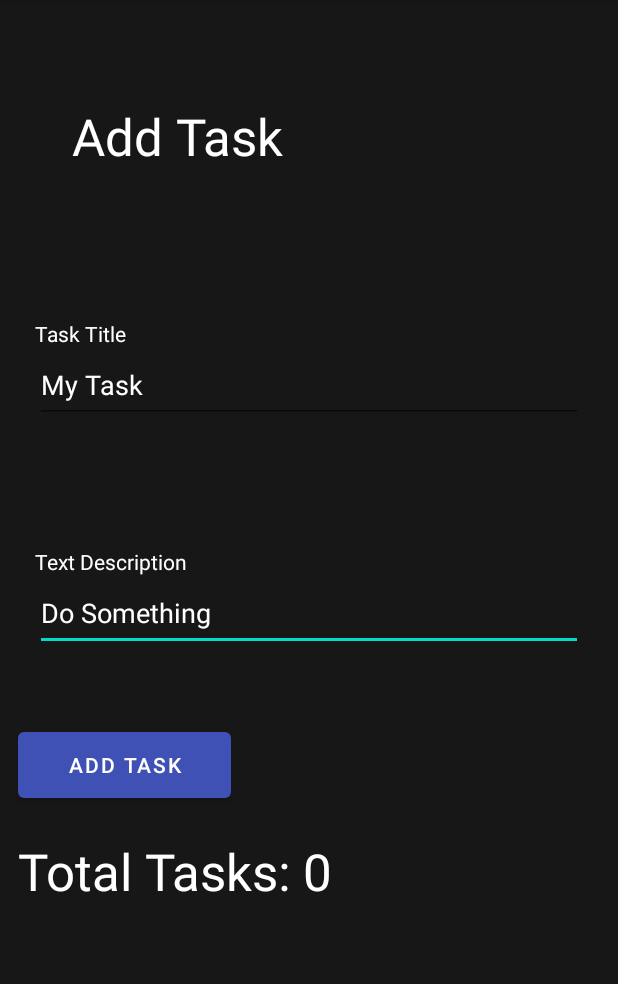
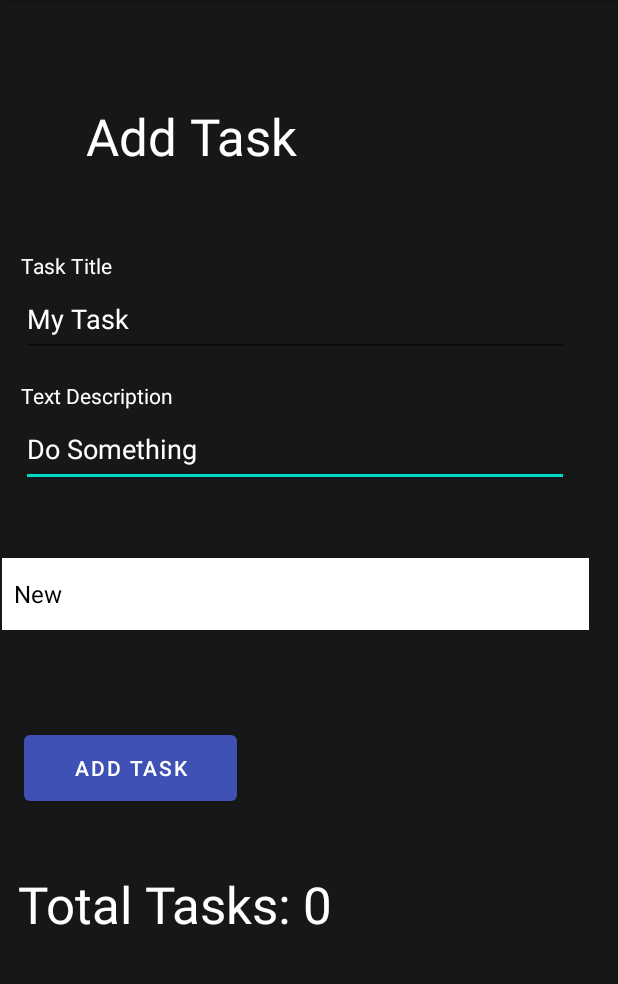
Before and after one commit to RogerMReyes/taskmaster, an Android app: the screen it shows after launch (AddTask), after a tap on "ADD TASK", on a phone screen of 412 x 824 dp, the part 84-1068 px from its top. Run offline under Robolectric (Android 15) with nearby library versions, the phone set to English and light mode, and no system bars; our stand-ins replace Room's generated code.

Commit message:
Completed Lab 29

```diff
--- a/app/build.gradle
+++ b/app/build.gradle
@@ -28,6 +28,10 @@ android {
 }
 
 dependencies {
+    def room_version = "2.4.2"
+
+    implementation "androidx.room:room-runtime:$room_version"
+    annotationProcessor "androidx.room:room-compiler:$room_version"
 
     implementation 'androidx.appcompat:appcompat:1.4.2'
     implementation 'com.google.android.material:material:1.6.1'
--- a/app/src/main/java/com/rrd12/taskmaster/activities/AddTask.java
+++ b/app/src/main/java/com/rrd12/taskmaster/activities/AddTask.java
@@ -1,24 +1,65 @@
 package com.rrd12.taskmaster.activities;
 
 import androidx.appcompat.app.AppCompatActivity;
+import androidx.room.Room;
 
 import android.os.Bundle;
+import android.widget.ArrayAdapter;
 import android.widget.Button;
-import android.widget.TextView;
+import android.widget.EditText;
+import android.widget.Spinner;
+import android.widget.Toast;
 
 import com.rrd12.taskmaster.R;
+import com.rrd12.taskmaster.database.TaskMasterDatabase;
+import com.rrd12.taskmaster.models.StateEnum;
+import com.rrd12.taskmaster.models.Task;
+
+import java.util.Date;
 
 public class AddTask extends AppCompatActivity {
+
+    TaskMasterDatabase taskMasterDatabase;
+    public static final String DATABASE_NAME = "task_list";
 
     @Override
     protected void onCreate(Bundle savedInstanceState) {
         super.onCreate(savedInstanceState);
         setContentView(R.layout.activity_add_task);
 
-        Button addTask = AddTask.this.findViewById(R.id.addTask);
+        taskMasterDatabase = Room.databaseBuilder(
+                        getApplicationContext(),
+                        TaskMasterDatabase.class,
+                        DATABASE_NAME)
+                .allowMainThreadQueries()
+                .fallbackToDestructiveMigration()
+                .build();
+
+        setUpSpinner();
+        setUpAddButton(taskMasterDatabase);
+    }
+
+    private void setUpSpinner() {
+        Spinner taskStateSpinner = findViewById(R.id.taskStateSpinner);
+        taskStateSpinner.setAdapter(new ArrayAdapter<>(
+                this,
+                androidx.appcompat.R.layout.support_simple_spinner_dropdown_item,
+                StateEnum.values()
+        ));
+    }
+
+    private void setUpAddButton(TaskMasterDatabase database){
+        Button addTask = AddTask.this.findViewById(R.id.addTaskB);
+        Spinner taskStateSpinner = findViewById(R.id.taskStateSpinner);
         addTask.setOnClickListener(v -> {
-            TextView submitted = AddTask.this.findViewById(R.id.addTaskPopup);
-            submitted.setText("Submitted");
+            String taskTitleInput = ((EditText)findViewById(R.id.taskTitleInput)).getText().toString();
+            String taskBodyInput = ((EditText) findViewById(R.id.taskBodyInput)).getText().toString();
+            Date newDate = new Date();
+            StateEnum state = StateEnum.fromString(taskStateSpinner.getSelectedItem().toString());
+
+            Task newTask = new Task(taskTitleInput,taskBodyInput,newDate, state);
+            database.taskDao().insertATask(newTask);
+            Toast.makeText(AddTask.this, "Task Added", Toast.LENGTH_SHORT).show();
         });
     }
 }
--- a/app/src/main/java/com/rrd12/taskmaster/activities/MainActivity.java
+++ b/app/src/main/java/com/rrd12/taskmaster/activities/MainActivity.java
@@ -3,6 +3,7 @@ package com.rrd12.taskmaster.activities;
 import androidx.appcompat.app.AppCompatActivity;
 import androidx.recyclerview.widget.LinearLayoutManager;
 import androidx.recyclerview.widget.RecyclerView;
+import androidx.room.Room;
 
 import android.content.Intent;
 import android.content.SharedPreferences;
@@ -13,6 +14,7 @@ import android.widget.TextView;
 
 import com.rrd12.taskmaster.R;
 import com.rrd12.taskmaster.adapter.TaskListRecViewAdapter;
+import com.rrd12.taskmaster.database.TaskMasterDatabase;
 import com.rrd12.taskmaster.models.Task;
 
 import java.util.ArrayList;
@@ -21,9 +23,13 @@ import java.util.List;
 public class MainActivity extends AppCompatActivity {
 
     SharedPreferences preferences;
+    TaskMasterDatabase taskMasterDatabase;
     public static final String TASK_TITLE = "Task Title";
     public static final String TASK_BODY = "Task Body";
     public static final String TASK_STATE = "Task State";
+    public static final String DATABASE_NAME = "task_list";
+    TaskListRecViewAdapter adapter;
+    List<Task> tasks = null;
 
     @Override
     protected void onCreate(Bundle savedInstanceState) {
@@ -31,6 +37,15 @@ public class MainActivity extends AppCompatActivity {
         setContentView(R.layout.activity_main);
 
         preferences = PreferenceManager.getDefaultSharedPreferences(this);
+
+        taskMasterDatabase = Room.databaseBuilder(
+                        getApplicationContext(),
+                        TaskMasterDatabase.class,
+                        DATABASE_NAME)
+                .allowMainThreadQueries()
+                .fallbackToDestructiveMigration()
+                .build();
+        tasks = taskMasterDatabase.taskDao().findAll();
 
         simpleButtonActivity(R.id.addTaskButton, AddTask.class);
         simpleButtonActivity(R.id.allTasksButton, AllTasks.class);
@@ -42,6 +57,10 @@ public class MainActivity extends AppCompatActivity {
     protected void onResume() {
         super.onResume();
         updateUsername();
+
+        tasks.clear();
+        tasks.addAll(taskMasterDatabase.taskDao().findAll());
+        adapter.notifyDataSetChanged();
     }
 
     private <T> void simpleButtonActivity(int id, Class<T> c){
@@ -65,17 +84,17 @@ public class MainActivity extends AppCompatActivity {
         RecyclerView.LayoutManager layoutManager = new LinearLayoutManager(this);
         taskList.setLayoutManager(layoutManager);
 
-        List<Task> tasks = new ArrayList<>();
+//        List<Task> tasks = new ArrayList<>();
 
-        tasks.add(new Task("Task One","Task One","new"));
-        tasks.add(new Task("Task Two","Task Two","new"));
-        tasks.add(new Task("Task Three","Task Three","new"));
-        tasks.add(new Task("Task Four","Task Four","new"));
-        tasks.add(new Task("Task Five","Task Five","new"));
-        tasks.add(new Task("Task Six","Task Six","new"));
-        tasks.add(new Task("Task Seven","Task Seven","new"));
+//        tasks.add(new Task("Task One","Task One","new"));
+//        tasks.add(new Task("Task Two","Task Two","new"));
+//        tasks.add(new Task("Task Three","Task Three","new"));
+//        tasks.add(new Task("Task Four","Task Four","new"));
+//        tasks.add(new Task("Task Five","Task Five","new"));
+//        tasks.add(new Task("Task Six","Task Six","new"));
+//        tasks.add(new Task("Task Seven","Task Seven","new"));
 
-        TaskListRecViewAdapter adapter = new TaskListRecViewAdapter(tasks, this);
+        adapter = new TaskListRecViewAdapter(tasks, this);
         taskList.setAdapter(adapter);
     }
 }
--- a/app/src/main/java/com/rrd12/taskmaster/adapter/TaskListRecViewAdapter.java
+++ b/app/src/main/java/com/rrd12/taskmaster/adapter/TaskListRecViewAdapter.java
@@ -39,7 +39,7 @@ public class TaskListRecViewAdapter extends RecyclerView.Adapter<TaskListRecView
         TextView taskFragView = holder.itemView.findViewById(R.id.taskFragView);
         String taskTitle = tasks.get(position).getTitle();
         String taskBody = tasks.get(position).getBody();
-        String taskState = tasks.get(position).getState();
+        String taskState = tasks.get(position).getState().toString();
         taskFragView.setText("-" + taskTitle);
 
         View taskView = holder.itemView;
--- /dev/null
+++ b/app/src/main/java/com/rrd12/taskmaster/dao/TaskDao.java
@@ -0,0 +1,21 @@
+package com.rrd12.taskmaster.dao;
+
+import androidx.room.Dao;
+import androidx.room.Insert;
+import androidx.room.Query;
+
+import com.rrd12.taskmaster.models.Task;
+
+import java.util.List;
+
+@Dao
+public interface TaskDao {
+    @Insert
+    void insertATask(Task task);
+
+    @Query("SELECT * FROM Task")
+    List<Task> findAll();
+
+    @Query("SELECT * FROM Task WHERE id = :id")
+    Task findByAnId(Long id);
+}
--- /dev/null
+++ b/app/src/main/java/com/rrd12/taskmaster/database/TaskMasterDatabase.java
@@ -0,0 +1,14 @@
+package com.rrd12.taskmaster.database;
+
+import androidx.room.Database;
+import androidx.room.RoomDatabase;
+import androidx.room.TypeConverters;
+
+import com.rrd12.taskmaster.dao.TaskDao;
+import com.rrd12.taskmaster.models.Task;
+
+@Database(entities = {Task.class}, version = 1)
+@TypeConverters({TaskMasterDatabaseConverters.class})
+public abstract class TaskMasterDatabase extends RoomDatabase {
+    public abstract TaskDao taskDao();
+}
--- /dev/null
+++ b/app/src/main/java/com/rrd12/taskmaster/database/TaskMasterDatabaseConverters.java
@@ -0,0 +1,17 @@
+package com.rrd12.taskmaster.database;
+
+import androidx.room.TypeConverter;
+
+import java.util.Date;
+
+public class TaskMasterDatabaseConverters {
+    @TypeConverter
+    public static Date fromTimeStamp(Long value){
+        return value == null ? null : new Date(value);
+    }
+
+    @TypeConverter
+    public static Long dateToTimeStamps(Date date){
+        return date == null ? null : date.getTime();
+    }
+}
--- /dev/null
+++ b/app/src/main/java/com/rrd12/taskmaster/models/StateEnum.java
@@ -0,0 +1,38 @@
+package com.rrd12.taskmaster.models;
+
+import androidx.annotation.NonNull;
+
+public enum StateEnum {
+    NEW("New"),
+    ASSIGNED("Assigned"),
+    IN_PROGRESS("In Progress"),
+    COMPLETE("Complete");
+
+    private final String stateText;
+
+    StateEnum(String stateText) {
+        this.stateText = stateText;
+    }
+
+    public static StateEnum fromString(String possibleStateText){
+        for(StateEnum state : StateEnum.values()){
+            if(state.stateText.equals(possibleStateText)){
+                return state;
+            }
+        }
+        return null;
+    }
+
+    @NonNull
+    @Override
+    public String toString() {
+        if(stateText == null){
+            return "";
+        }
+        return stateText;
+    }
+
+    public String getStateText() {
+        return stateText;
+    }
+}
--- a/app/src/main/java/com/rrd12/taskmaster/models/Task.java
+++ b/app/src/main/java/com/rrd12/taskmaster/models/Task.java
@@ -1,22 +1,34 @@
 package com.rrd12.taskmaster.models;
 
+import androidx.room.Entity;
+import androidx.room.Ignore;
+import androidx.room.PrimaryKey;
+
+import java.util.Date;
+
+@Entity
 public class Task {
 
+    @PrimaryKey(autoGenerate = true)
+    public Long id;
     String title;
     String body;
-    String state;
+    Date dateCreated;
+    StateEnum state;
 
+    @Ignore
     public Task() {
     }
-
+    @Ignore
     public Task(String title) {
         this.title = title;
     }
 
-    public Task(String _title, String _body, String _state) {
-        this.title = _title;
-        this.body = _body;
-        this.state = _state;
+    public Task(String title, String body, Date dateCreated, StateEnum state) {
+        this.title = title;
+        this.body = body;
+        this.dateCreated = dateCreated;
+        this.state = state;
     }
 
     public String getTitle() {
@@ -35,11 +47,27 @@ public class Task {
         this.body = body;
     }
 
-    public String getState() {
+    public Long getId() {
+        return id;
+    }
+
+    public void setId(Long id) {
+        this.id = id;
+    }
+
+    public StateEnum getState() {
         return state;
     }
 
-    public void setState(String state) {
+    public void setState(StateEnum state) {
         this.state = state;
     }
+
+    public Date getDateCreated() {
+        return dateCreated;
+    }
+
+    public void setDateCreated(Date dateCreated) {
+        this.dateCreated = dateCreated;
+    }
 }
--- a/app/src/main/res/layout/activity_add_task.xml
+++ b/app/src/main/res/layout/activity_add_task.xml
@@ -4,23 +4,23 @@
     xmlns:tools="http://schemas.android.com/tools"
     android:layout_width="match_parent"
     android:layout_height="match_parent"
+    android:background="#171717"
     tools:context=".activities.AddTask"
-    android:background="#171717"
     tools:visibility="visible">
 
     <EditText
-        android:id="@+id/doSomethingText"
+        android:id="@+id/taskBodyInput"
         android:layout_width="365dp"
         android:layout_height="50dp"
-        android:layout_marginTop="384dp"
+        android:layout_marginStart="14dp"
+        android:layout_marginTop="1dp"
         android:autofillHints=""
         android:ems="10"
         android:inputType="textPersonName"
         android:text="@string/do_something"
         android:textColor="#FFFFFF"
-        app:layout_constraintEnd_toEndOf="parent"
         app:layout_constraintStart_toStartOf="parent"
-        app:layout_constraintTop_toTopOf="parent" />
+        app:layout_constraintTop_toBottomOf="@+id/textDescriptionLabel" />
 
     <TextView
         android:id="@+id/textView"
@@ -28,79 +28,82 @@
         android:layout_height="wrap_content"
         android:layout_marginStart="48dp"
         android:layout_marginTop="68dp"
+        android:layout_marginEnd="204dp"
         android:text="@string/add_task"
         android:textColor="#FFFFFF"
         android:textSize="34sp"
+        app:layout_constraintEnd_toEndOf="parent"
         app:layout_constraintStart_toStartOf="parent"
         app:layout_constraintTop_toTopOf="parent" />
 
     <EditText
-        android:id="@+id/taskName"
+        android:id="@+id/taskTitleInput"
         android:layout_width="365dp"
         android:layout_height="50dp"
-        android:layout_marginTop="232dp"
+        android:layout_marginStart="14dp"
+        android:layout_marginTop="1dp"
         android:autofillHints=""
         android:ems="10"
         android:inputType="textPersonName"
         android:text="@string/my_task"
         android:textColor="#FFFFFF"
-        app:layout_constraintEnd_toEndOf="parent"
         app:layout_constraintStart_toStartOf="parent"
-        app:layout_constraintTop_toTopOf="parent" />
+        app:layout_constraintTop_toBottomOf="@+id/taskTitleLabel" />
 
     <Button
-        android:id="@+id/addTask"
+        android:id="@+id/addTaskB"
         android:layout_width="142dp"
         android:layout_height="56dp"
-        android:layout_marginStart="12dp"
-        android:layout_marginTop="48dp"
+        android:layout_marginStart="16dp"
+        android:layout_marginTop="64dp"
         android:text="@string/add_task_button"
         app:layout_constraintStart_toStartOf="parent"
-        app:layout_constraintTop_toBottomOf="@+id/doSomethingText" />
+        app:layout_constraintTop_toBottomOf="@+id/taskStateSpinner" />
 
     <TextView
-        android:id="@+id/textView2"
+        android:id="@+id/totalTaskView"
         android:layout_width="310dp"
         android:layout_height="70dp"
         android:layout_marginStart="12dp"
-        android:layout_marginTop="20dp"
+        android:layout_marginTop="40dp"
         android:text="@string/total_tasks_0"
         android:textColor="#FFFFFF"
         android:textSize="34sp"
         app:layout_constraintStart_toStartOf="parent"
-        app:layout_constraintTop_toBottomOf="@+id/addTask" />
-
-    <TextView
-        android:id="@+id/addTaskPopup"
-        android:layout_width="wrap_content"
-        android:layout_height="wrap_content"
-        android:layout_marginTop="16dp"
-        android:textColor="#FFFFFF"
-        android:textSize="24sp"
-        app:layout_constraintEnd_toEndOf="parent"
-        app:layout_constraintHorizontal_bias="0.498"
-        app:layout_constraintStart_toStartOf="parent"
-        app:layout_constraintTop_toBottomOf="@+id/textView2"
-        tools:text="Submitted" />
+        app:layout_constraintTop_toBottomOf="@+id/addTaskB" />
 
     <TextView
         android:id="@+id/taskTitleLabel"
         android:layout_width="wrap_content"
         android:layout_height="wrap_content"
-        android:labelFor="@id/taskName"
+        android:layout_marginStart="14dp"
+        android:layout_marginTop="54dp"
+        android:labelFor="@id/taskTitleInput"
         android:text="@string/task_title"
         android:textColor="#FFFFFF"
-        app:layout_constraintBottom_toTopOf="@+id/taskName"
-        app:layout_constraintStart_toStartOf="@+id/taskName" />
+        app:layout_constraintStart_toStartOf="parent"
+        app:layout_constraintTop_toBottomOf="@+id/textView" />
 
     <TextView
         android:id="@+id/textDescriptionLabel"
         android:layout_width="wrap_content"
         android:layout_height="wrap_content"
-        android:labelFor="@id/doSomethingText"
+        android:layout_marginStart="14dp"
+        android:layout_marginTop="16dp"
+        android:labelFor="@id/taskBodyInput"
         android:text="@string/text_description"
         android:textColor="#FFFFFF"
-        app:layout_constraintBottom_toTopOf="@+id/doSomethingText"
-        app:layout_constraintStart_toStartOf="@+id/doSomethingText" />
+        app:layout_constraintStart_toStartOf="parent"
+        app:layout_constraintTop_toBottomOf="@+id/taskTitleInput" />
+
+    <Spinner
+        android:id="@+id/taskStateSpinner"
+        android:layout_width="391dp"
+        android:layout_height="wrap_content"
+        android:layout_marginStart="1dp"
+        android:layout_marginTop="47dp"
+        android:background="@color/white"
+        app:layout_constraintStart_toStartOf="parent"
+        app:layout_constraintTop_toBottomOf="@+id/taskBodyInput" />
 
 </androidx.constraintlayout.widget.ConstraintLayout>
--- a/app/src/main/res/values/colors.xml
+++ b/app/src/main/res/values/colors.xml
@@ -5,6 +5,6 @@
     <color name="purple_700">#FF3700B3</color>
     <color name="teal_200">#FF03DAC5</color>
     <color name="teal_700">#FF018786</color>
-    <color name="black">#FF000000</color>
+    <color name="black">#000000</color>
     <color name="white">#FFFFFFFF</color>
 </resources>
--- a/app/src/main/res/values/themes.xml
+++ b/app/src/main/res/values/themes.xml
@@ -8,7 +8,7 @@
         <!-- Secondary brand color. -->
         <item name="colorSecondary">@color/teal_200</item>
         <item name="colorSecondaryVariant">@color/teal_700</item>
-        <item name="colorOnSecondary">@color/black</item>
+        <item name="colorOnSecondary">@color/white</item>
         <!-- Status bar color. -->
         <item name="android:statusBarColor" tools:targetApi="l">#1F36B4</item>
         <!-- Customize your theme here. -->
```
